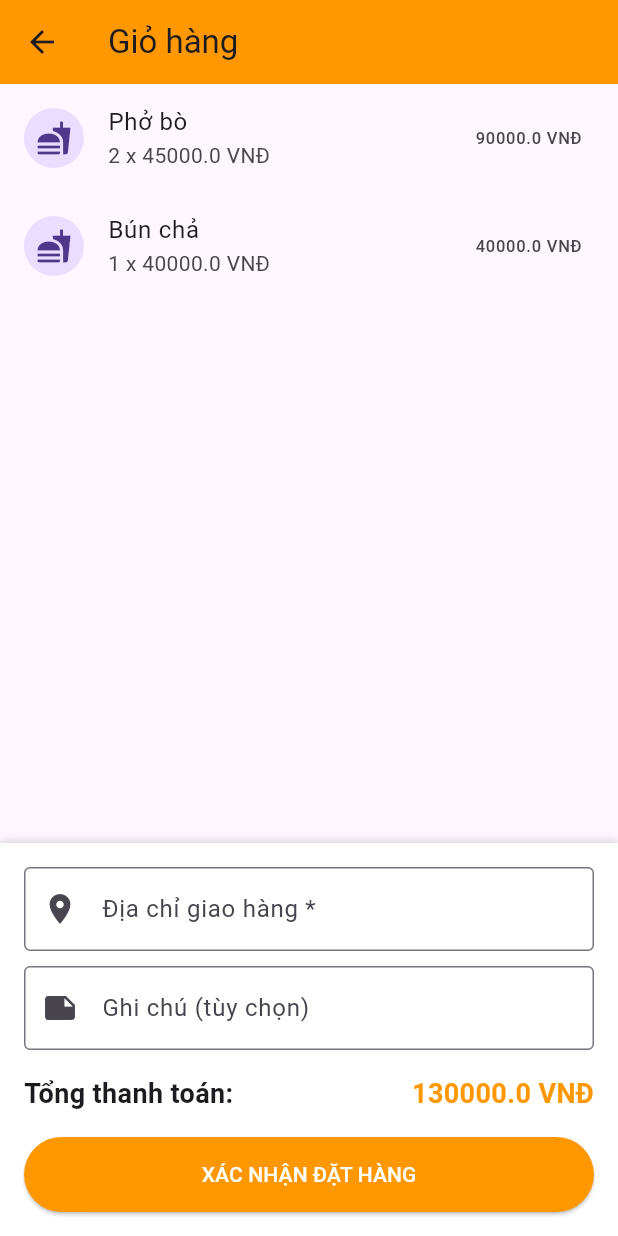
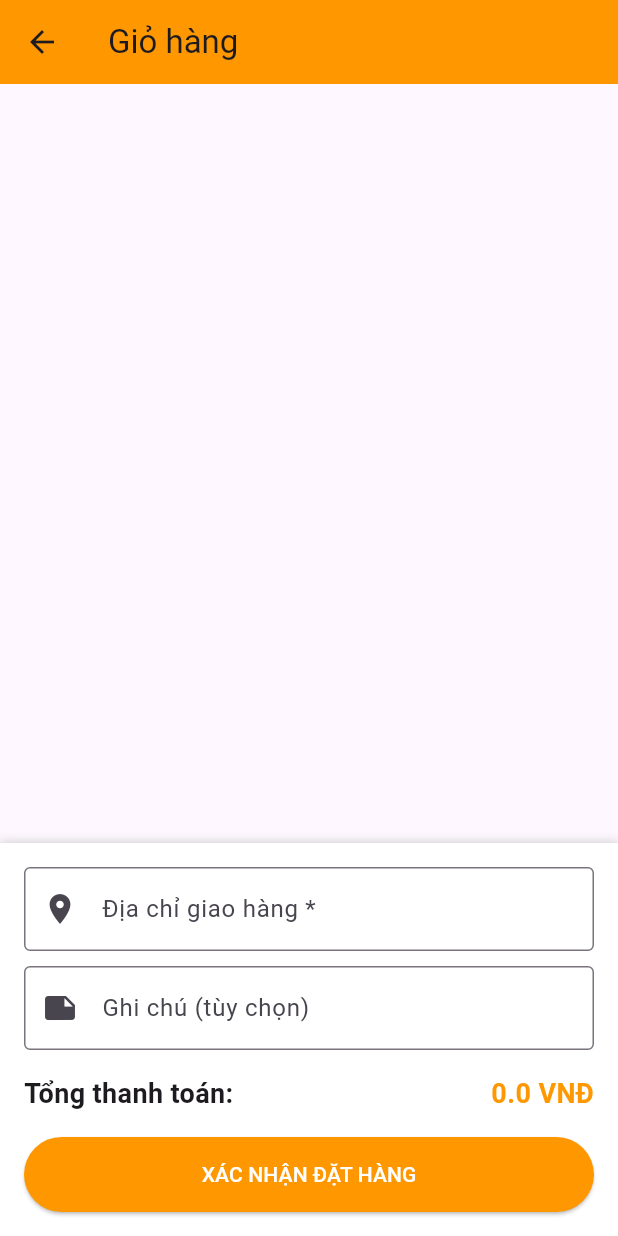
Before and after one commit to harry-duy/Mobile-Device-Programming, a Flutter app: the CustomerHomeScreen screen opened directly, after a tap on the "shopping cart" icon, on a phone screen of 412 x 824 dp. Run offline on Flutter 3.47's test engine with Material 3 defaults, Android fonts, the phone set to English and light mode, and no system bars; our stand-ins replace cloud_firestore, firebase_auth, firebase_core; accounts and stored records are empty.

```diff
--- a/lib/costomer_app/screens/cart_screen.dart
+++ b/lib/costomer_app/screens/cart_screen.dart
@@ -4,7 +4,12 @@ import '../../services/firebase_service.dart';
 import '../../models/models.dart';
 
 class CartScreen extends StatefulWidget {
-  const CartScreen({super.key});
+  final List<Map<String, dynamic>> cartItems;
+
+  const CartScreen({
+    super.key,
+    required this.cartItems,
+  });
 
   @override
   State<CartScreen> createState() => _CartScreenState();
@@ -15,28 +20,27 @@ class _CartScreenState extends State<CartScreen> {
   final TextEditingController _addressController = TextEditingController();
   final TextEditingController _notesController = TextEditingController();
 
-  // Giả sử đây là danh sách sản phẩm tạm thời trong giỏ hàng
-  // Trong thực tế, bạn nên dùng Provider để quản lý danh sách này
-  final List<Map<String, dynamic>> _cartItems = [
-    {
-      "id": "p1",
-      "name": "Phở bò",
-      "price": 45000.0,
-      "quantity": 2,
-    },
-    {
-      "id": "p2",
-      "name": "Bún chả",
-      "price": 40000.0,
-      "quantity": 1,
-    }
-  ];
+  double get _totalAmount {
+    return widget.cartItems.fold(
+      0,
+          (sum, item) => sum + (item['price'] * item['quantity']),
+    );
+  }
 
-  double get _totalAmount {
-    return _cartItems.fold(0, (sum, item) => sum + (item['price'] * item['quantity']));
+  void _removeItem(int index) {
+    setState(() {
+      widget.cartItems.removeAt(index);
+    });
   }
 
   void _handleCheckout() async {
+    if (widget.cartItems.isEmpty) {
+      ScaffoldMessenger.of(context).showSnackBar(
+        const SnackBar(content: Text("Giỏ hàng đang trống")),
+      );
+      return;
+    }
+
     if (_addressController.text.isEmpty) {
       ScaffoldMessenger.of(context).showSnackBar(
         const SnackBar(content: Text("Vui lòng nhập địa chỉ giao hàng")),
@@ -45,13 +49,20 @@ class _CartScreenState extends State<CartScreen> {
     }
 
     try {
-      // Fix lỗi: Sử dụng Named Parameters để khớp với FirebaseService
+      // Khi Firebase xong thì bật lại
+      /*
       await _firebaseService.placeOrder(
         address: _addressController.text,
-        items: _cartItems,
+        items: widget.cartItems,
         total: _totalAmount,
         notes: _notesController.text,
       );
+      */
+
+      // Clear cart sau khi đặt
+      setState(() {
+        widget.cartItems.clear();
+      });
 
       if (!mounted) return;
 
@@ -59,7 +70,6 @@ class _CartScreenState extends State<CartScreen> {
         const SnackBar(content: Text("Đặt hàng thành công!")),
       );
 
-      // Xóa giỏ hàng và quay về trang chủ
       Navigator.pop(context);
     } catch (e) {
       ScaffoldMessenger.of(context).showSnackBar(
@@ -79,14 +89,24 @@ class _CartScreenState extends State<CartScreen> {
         children: [
           Expanded(
             child: ListView.builder(
-              itemCount: _cartItems.length,
+              itemCount: widget.cartItems.length,
               itemBuilder: (context, index) {
-                final item = _cartItems[index];
+                final item = widget.cartItems[index];
                 return ListTile(
                   leading: const CircleAvatar(child: Icon(Icons.fastfood)),
                   title: Text(item['name']),
-                  subtitle: Text("${item['quantity']} x ${item['price']} VNĐ"),
-                  trailing: Text("${item['quantity'] * item['price']} VNĐ"),
+                  subtitle:
+                  Text("${item['quantity']} x ${item['price']} VNĐ"),
+                  trailing: Row(
+                    mainAxisSize: MainAxisSize.min,
+                    children: [
+                      Text("${item['quantity'] * item['price']} VNĐ"),
+                      IconButton(
+                        icon: const Icon(Icons.delete, color: Colors.red),
+                        onPressed: () => _removeItem(index),
+                      ),
+                    ],
+                  ),
                 );
               },
             ),
@@ -128,14 +148,15 @@ class _CartScreenState extends State<CartScreen> {
                   children: [
                     const Text(
                       "Tổng thanh toán:",
-                      style: TextStyle(fontSize: 18, fontWeight: FontWeight.bold),
+                      style:
+                      TextStyle(fontSize: 18, fontWeight: FontWeight.bold),
                     ),
                     Text(
                       "$_totalAmount VNĐ",
                       style: const TextStyle(
-                          fontSize: 18,
-                          fontWeight: FontWeight.bold,
-                          color: Colors.orange
+                        fontSize: 18,
+                        fontWeight: FontWeight.bold,
+                        color: Colors.orange,
                       ),
                     ),
                   ],
--- a/lib/costomer_app/screens/customer_home_screen.dart
+++ b/lib/costomer_app/screens/customer_home_screen.dart
@@ -12,6 +12,8 @@ class CustomerHomeScreen extends StatefulWidget {
 
 class _CustomerHomeScreenState extends State<CustomerHomeScreen> {
   int _selectedIndex = 0;
+
+  final List<Map<String, dynamic>> cartItems = [];
 
   // Danh sách các tab màn hình
   final List<Widget> _pages = [
@@ -30,7 +32,10 @@ class _CustomerHomeScreenState extends State<CustomerHomeScreen> {
             icon: const Icon(Icons.shopping_cart),
             onPressed: () => Navigator.push(
                 context,
-                MaterialPageRoute(builder: (context) => const CartScreen())
+                MaterialPageRoute(
+                  builder: (context) => CartScreen(cartItems: cartItems),
+                )
+
             ),
           )
         ],
--- a/lib/costomer_app/screens/order_list_screen.dart
+++ b/lib/costomer_app/screens/order_list_screen.dart
@@ -261,9 +261,6 @@ class OrderListScreen extends StatelessWidget {
         return Icons.access_time;
       case OrderStatus.accepted:
         return Icons.check;
-      case OrderStatus.preparing:
-        return Icons.kitchen;
-      case OrderStatus.readyToShip:
         return Icons.inventory;
       case OrderStatus.shipping:
         return Icons.delivery_dining;
```
Also changed, not shown: lib/models/models.dart (+1 -6 lines), 1 other file.
